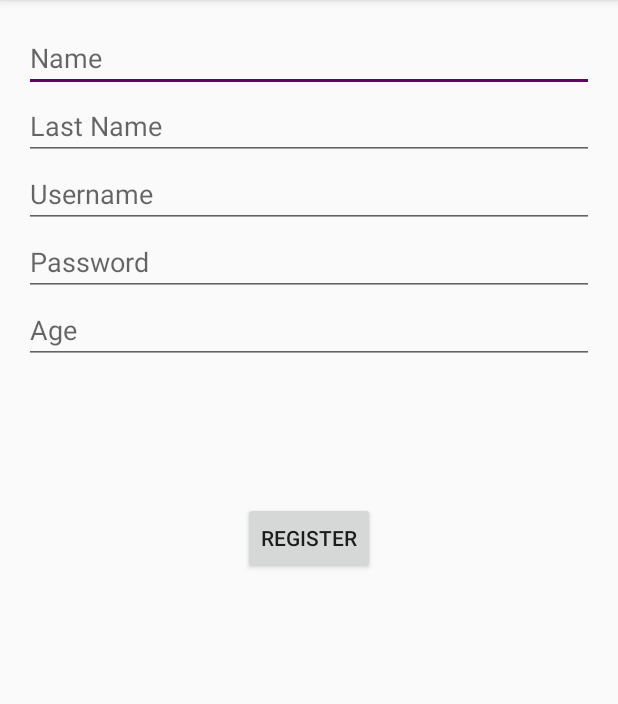
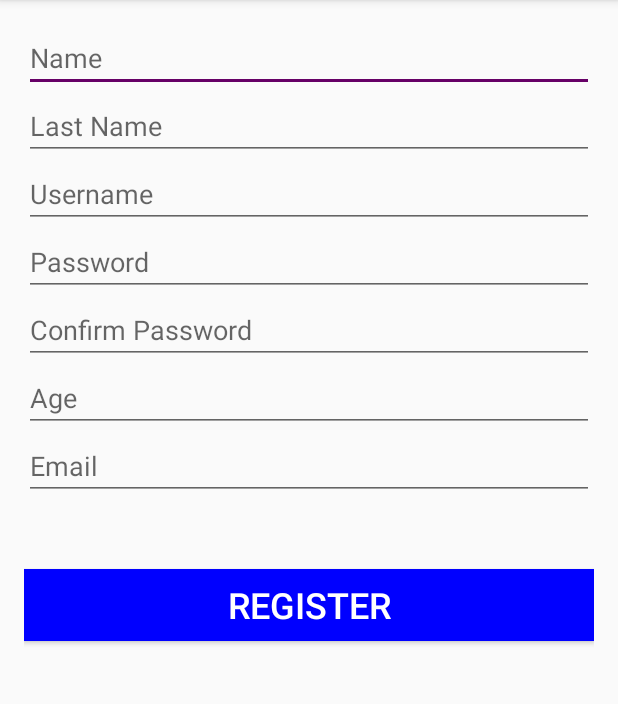
Before and after one commit to JoshuaSkurtu/ShelterSrcApp, an Android app: the RegisterActivity screen opened directly, with no data from a screen before it, after a tap on "REGISTER", on a phone screen of 412 x 824 dp, the part 84-788 px from its top. Run offline under Robolectric (Android 15) with nearby library versions, the phone set to English and light mode, and no system bars; our stand-ins replace Volley; network calls fail.

Commit message:
remade layout, formatted button, added double password encryption, email, lastname,

```diff
--- a/app/src/main/java/net/androidbootcamp/sheltersrcapp/RegisterActivity.java
+++ b/app/src/main/java/net/androidbootcamp/sheltersrcapp/RegisterActivity.java
@@ -19,6 +19,7 @@ public class RegisterActivity extends AppCompatActivity {
 
     @Override
     protected void onCreate(Bundle savedInstanceState) {
+
         super.onCreate(savedInstanceState);
         setContentView(R.layout.activity_register);
 
@@ -26,36 +27,49 @@ public class RegisterActivity extends AppCompatActivity {
         getSupportActionBar().setLogo(R.mipmap.ic_launcher);
         getSupportActionBar().setDisplayUseLogoEnabled(true);
 
+
+        final EditText etEmail = (EditText)findViewById(R.id.etEmail);
         final EditText etAge = (EditText) findViewById(R.id.etAge);
         final EditText etName = (EditText) findViewById(R.id.etName);
+        final EditText etLName = (EditText) findViewById(R.id.etLName);
         final EditText etUsername = (EditText) findViewById(R.id.etUsername);
         final EditText etPassword = (EditText) findViewById(R.id.etPassword);
+        final EditText etPassword2 = (EditText) findViewById(R.id.etPassword2);
         final Button bRegister = (Button) findViewById(R.id.bRegister);
 
         bRegister.setOnClickListener(new View.OnClickListener() {
             @Override
             public void onClick(View v) {
+
+                //final int age = Integer.parseInt(etAge.getText().toString());
+                final int age = Integer.parseInt("0" + etAge.getText().toString());
+                final String email = etEmail.getText().toString();
                 final String name = etName.getText().toString();
+                final String lname = etLName.getText().toString();
                 final String username = etUsername.getText().toString();
                 final String password = etPassword.getText().toString();
-                final int age = Integer.parseInt(etAge.getText().toString());
+                final String password2 = etPassword2.getText().toString();
 
-                Response.Listener<String> responseListner = new Response.Listener<String>(){
+                Response.Listener<String> responseListener = new Response.Listener<String>(){
                     @Override
                     public void onResponse(String response) {
                         try {
+                            //gets JSONObject from php file
                             JSONObject jsonResponse = new JSONObject(response);
+                            //gets if connection is successful
                             boolean success = jsonResponse.getBoolean("success");
 
+                            //id success==true from json php file then proceed
                             if(success){
                                 Intent intent = new Intent(RegisterActivity.this, LoginActivity.class);
                                 RegisterActivity.this.startActivity(intent);
                             }else{
                                 AlertDialog.Builder builder = new AlertDialog.Builder(RegisterActivity.this);
-                                builder.setMessage("Register Failed")
+                                builder.setMessage("Register Failed, Please try again.")
                                         .setNegativeButton("Retry", null)
                                         .create()
                                         .show();
+
                             }
                         } catch (JSONException e) {
                             e.printStackTrace();
@@ -63,7 +77,8 @@ public class RegisterActivity extends AppCompatActivity {
                     }
                 };
 
-                RegisterRequest registerRequest = new RegisterRequest(name, username, age, password, responseListner);
+                //this sends all the data
+                RegisterRequest registerRequest = new RegisterRequest(name, lname, username, age, password, password2, email, responseListener);
                 RequestQueue queue = Volley.newRequestQueue(RegisterActivity.this);
                 queue.add(registerRequest);
             }
--- a/app/src/main/java/net/androidbootcamp/sheltersrcapp/RegisterRequest.java
+++ b/app/src/main/java/net/androidbootcamp/sheltersrcapp/RegisterRequest.java
@@ -15,13 +15,19 @@ public class RegisterRequest extends StringRequest{
     private static final String REGISTER_REQUEST_URL = "https://haitphan.000webhostapp.com/Register.php";
     private Map<String, String> params;
 
-    public RegisterRequest(String name, String username, int age, String password, Response.Listener<String> listener){
+    //makes Object RegisterRequest that holds all the parameters of the EditText
+    public RegisterRequest(String name, String lname, String username, int age, String password, String password2, String email, Response.Listener<String> listener){
         super(Method.POST, REGISTER_REQUEST_URL, listener, null);
         params = new HashMap<>();
+
+        //put("nameThatWillbeSentToPHPFileOnServer", variable name in RegisterRequest)
         params.put("name", name);
         params.put("username", username);
         params.put("password", password);
+        params.put("password2", password2);
         params.put("age", age + "");
+        params.put("lname", lname);
+        params.put("email", email);
     }
 
     @Override
--- a/app/src/main/res/layout/activity_register.xml
+++ b/app/src/main/res/layout/activity_register.xml
@@ -65,9 +65,22 @@
     <EditText
         android:layout_width="wrap_content"
         android:layout_height="wrap_content"
-        android:inputType="number"
+        android:inputType="textPassword"
         android:ems="10"
         android:layout_below="@+id/etPassword"
+        android:layout_alignParentLeft="true"
+        android:layout_alignParentStart="true"
+        android:id="@+id/etPassword2"
+        android:layout_alignParentRight="true"
+        android:layout_alignParentEnd="true"
+        android:hint="Confirm Password" />
+
+    <EditText
+        android:layout_width="wrap_content"
+        android:layout_height="wrap_content"
+        android:inputType="textPersonName"
+        android:ems="10"
+        android:layout_below="@+id/etPassword2"
         android:layout_alignParentLeft="true"
         android:layout_alignParentStart="true"
         android:id="@+id/etAge"
@@ -75,14 +88,33 @@
         android:layout_alignParentEnd="true"
         android:hint="Age" />
 
+    <EditText
+        android:layout_width="wrap_content"
+        android:layout_height="wrap_content"
+        android:inputType="textEmailAddress"
+        android:ems="10"
+        android:layout_below="@+id/etAge"
+        android:layout_alignParentLeft="true"
+        android:layout_alignParentStart="true"
+        android:id="@+id/etEmail"
+        android:layout_alignParentRight="true"
+        android:layout_alignParentEnd="true"
+        android:hint="Email" />
+
     <Button
         android:text="Register"
         android:layout_width="wrap_content"
         android:layout_height="wrap_content"
-        android:layout_below="@+id/etAge"
-        android:layout_centerHorizontal="true"
-        android:layout_marginTop="92dp"
-        android:id="@+id/bRegister" />
+        android:id="@+id/bRegister"
+        android:textSize="24sp"
+        android:layout_below="@+id/etEmail"
+        android:layout_alignParentLeft="true"
+        android:layout_alignParentStart="true"
+        android:layout_marginTop="46dp"
+        android:layout_alignParentRight="true"
+        android:layout_alignParentEnd="true"
+        android:background="#0000ff"
+        android:textColor="@android:color/background_light" />
 
 
 </RelativeLayout>
```
Also changed, not shown: app/src/main/res/layout/activity_login.xml (+36 -23 lines).
